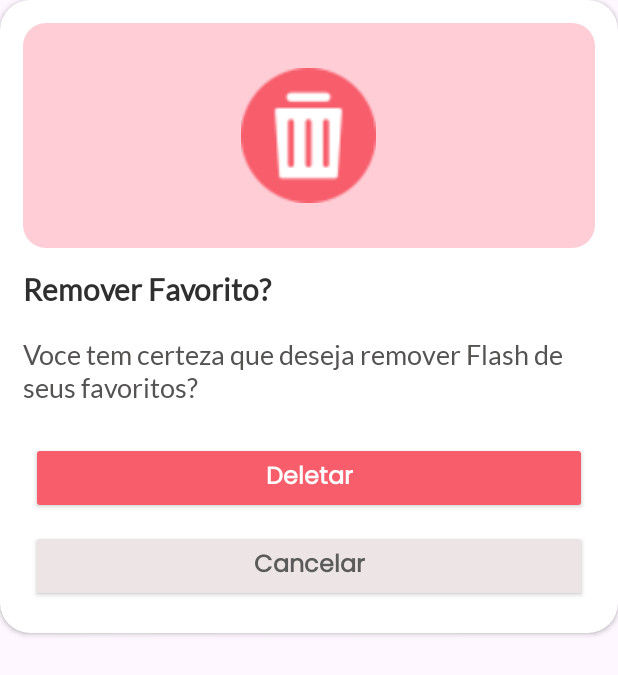
After one commit to matheusgomes2020/Filmes_API, an Android app: the layout layout_custom_dialog.xml on its own in the app's theme, with its tools: preview values and no code run, on a phone screen of 412 x 824 dp. The commit adds this screen. Shown: the top 675 px of the screen. Run offline under Robolectric (Android 15) with nearby library versions, the phone set to English and light mode, and no system bars; Roboto replaces fonts that are not available here.

Commit message:
Custom dialog.

```diff
--- /dev/null
+++ b/app/src/main/res/drawable/bg_rounded_rosa.xml
@@ -0,0 +1,8 @@
+<?xml version="1.0" encoding="utf-8"?>
+<shape xmlns:android="http://schemas.android.com/apk/res/android"
+    android:shape="rectangle">
+
+    <solid android:color="#FECDD6"/>
+    <corners android:radius="15dp"/>
+
+</shape>
--- /dev/null
+++ b/app/src/main/res/layout/layout_custom_dialog.xml
@@ -0,0 +1,88 @@
+<?xml version="1.0" encoding="utf-8"?>
+<androidx.cardview.widget.CardView xmlns:android="http://schemas.android.com/apk/res/android"
+    xmlns:app="http://schemas.android.com/apk/res-auto"
+    android:layout_width="match_parent"
+    android:layout_height="wrap_content"
+    app:cardBackgroundColor="@color/white"
+    app:cardCornerRadius="20dp">
+
+    <LinearLayout
+        android:layout_width="match_parent"
+        android:layout_height="wrap_content"
+        android:gravity="center"
+        android:orientation="vertical"
+        android:padding="15dp">
+
+        <LinearLayout
+            android:layout_width="match_parent"
+            android:layout_height="150dp"
+            android:layout_marginBottom="15dp"
+            android:background="@drawable/bg_rounded_rosa"
+            android:gravity="center"
+            android:orientation="vertical">
+
+            <ImageView
+                android:id="@+id/imageView10"
+                android:layout_width="90dp"
+                android:layout_height="90dp"
+                android:layout_gravity="center"
+                android:src="@drawable/deletet" />
+        </LinearLayout>
+
+        <TextView
+            android:layout_width="match_parent"
+            android:layout_height="wrap_content"
+            android:fontFamily="@font/lato"
+            android:text="Remover Favorito?"
+            android:textColor="#302F2F"
+            android:textSize="20sp"
+            android:textStyle="bold" />
+
+        <TextView
+            android:id="@+id/tvMessage"
+            android:layout_width="match_parent"
+            android:layout_height="wrap_content"
+            android:layout_marginTop="20dp"
+
+            android:fontFamily="@font/lato"
+            android:text="Voce tem certeza que deseja remover Flash de seus favoritos?"
+            android:textColor="#555252"
+            android:textSize="18sp" />
+
+        <LinearLayout
+            android:layout_width="match_parent"
+            android:layout_height="wrap_content"
+            android:layout_marginTop="20dp"
+            android:gravity="center"
+            android:orientation="vertical">
+
+            <androidx.appcompat.widget.AppCompatButton
+                android:id="@+id/btnYes"
+                android:layout_width="match_parent"
+                android:layout_height="wrap_content"
+                android:layout_margin="5dp"
+                android:backgroundTint="#F75D6B"
+                android:fontFamily="@font/poppins"
+                android:text="Deletar"
+                android:textAllCaps="false"
+                android:textColor="@color/white"
+                android:textSize="16sp"
+                android:textStyle="bold" />
+
+            <androidx.appcompat.widget.AppCompatButton
+                android:id="@+id/btnNo"
+                android:layout_width="match_parent"
+                android:layout_height="wrap_content"
+                android:layout_margin="5dp"
+                android:backgroundTint="#ECE4E5"
+                android:fontFamily="@font/poppins"
+                android:text="Cancelar"
+                android:textAllCaps="false"
+                android:textColor="#5C5B5C"
+                android:textSize="16sp"
+                android:textStyle="bold" />
+
+        </LinearLayout>
+
+    </LinearLayout>
+</androidx.cardview.widget.CardView>
```
Also changed, not shown: app/src/main/java/com/example/filmes/ui/perfil/FavoriteFragment.kt (+50 -2 lines), app/src/main/res/drawable/delete.png (added), app/src/main/res/drawable/deletet.png (added).
